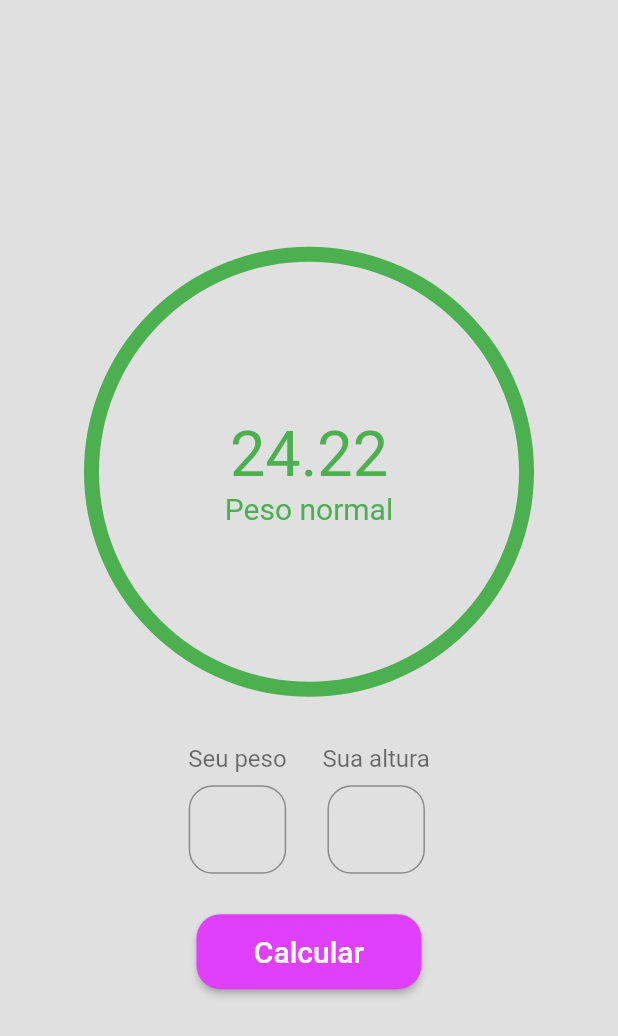
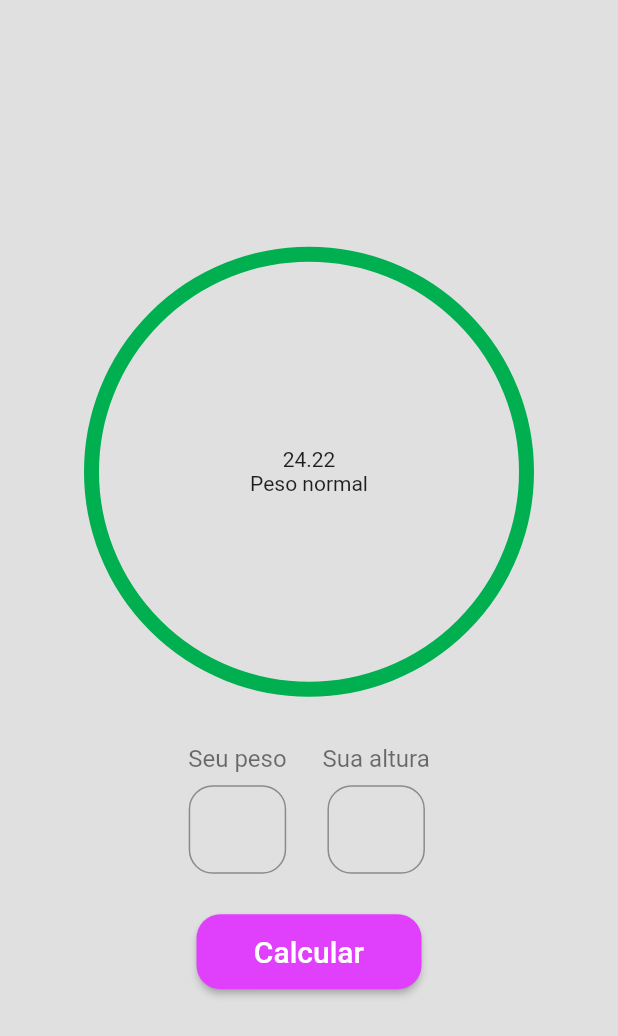
Before and after one commit to deivison-silva/imc_calculator, a Flutter app: the screen it shows after launch, on a phone screen of 412 x 824 dp. Shown: the top 1036 px of the screen. Run offline on Flutter 3.47's test engine with Material 2 defaults, Android fonts, the phone set to English and light mode, and no system bars; statements that could not run were skipped.

Commit message:
adds minor changes to text styles and colors app and also export file

```diff
--- a/lib/src/shared/constants/app_colors.dart
+++ b/lib/src/shared/constants/app_colors.dart
@@ -4,6 +4,11 @@ class AppColors {
   static final Color grey = Colors.grey.shade300;
   static final Color white = Colors.white;
   static final Color black = Colors.black;
-  static final Color green = Colors.green;
+  static final Color green = Color(0xFF00AF50);
+  static final Color blue = Color(0xFF0060FF);
+  static final Color redAccent = Color(0xFFFF6060);
+  static final Color red = Color(0xFFFF0000);
+  static final Color corvette = Color(0xFFF9BF8F);
+  static final Color orange = Color(0xFFFF9B09);
   static final Color purpleAccent = Colors.purpleAccent;
 }
--- a/lib/src/shared/constants/app_text_styles.dart
+++ b/lib/src/shared/constants/app_text_styles.dart
@@ -2,20 +2,19 @@ import 'package:flutter/material.dart';
 import './app_colors.dart';
 
 class TextStyles {
-  static final TextStyle green42 = TextStyle(
-    fontSize: 42.0,
-    color: AppColors.green,
-  );
-  static final TextStyle green20 = TextStyle(
-    fontSize: 20.0,
-    color: AppColors.green,
-  );
   static final TextStyle white20 = TextStyle(
     fontSize: 20.0,
     color: AppColors.white,
   );
+
   static final TextStyle black16 = TextStyle(
     fontSize: 16.0,
     color: AppColors.black.withOpacity(0.54),
   );
+
+  static final TextStyle black20Italic = TextStyle(
+    fontSize: 20.0,
+    fontStyle: FontStyle.italic,
+    color: AppColors.black.withOpacity(0.54),
+  );
 }
--- /dev/null
+++ b/lib/src/shared/exports.dart
@@ -0,0 +1,4 @@
+export 'package:imc_calculator/src/shared/constants/app_text_styles.dart';
+export 'package:imc_calculator/src/shared/constants/app_colors.dart';
+export 'package:imc_calculator/src/shared/widgets/custom_button.dart';
+export 'package:imc_calculator/src/shared/widgets/custom_text_field.dart';
```
